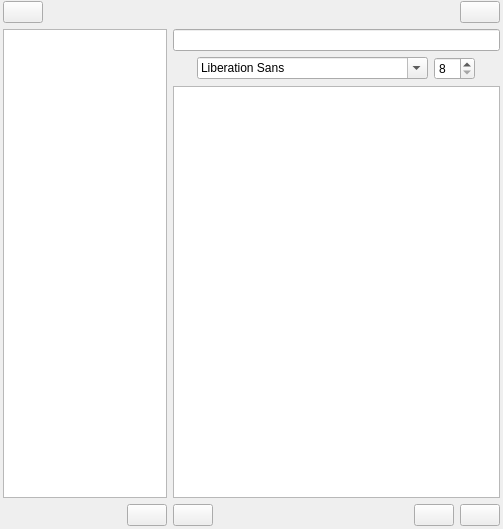
The window that VENotes/noteswindow.ui (MajesticRaven/VENotes) describes before a commit, drawn with Qt 5.
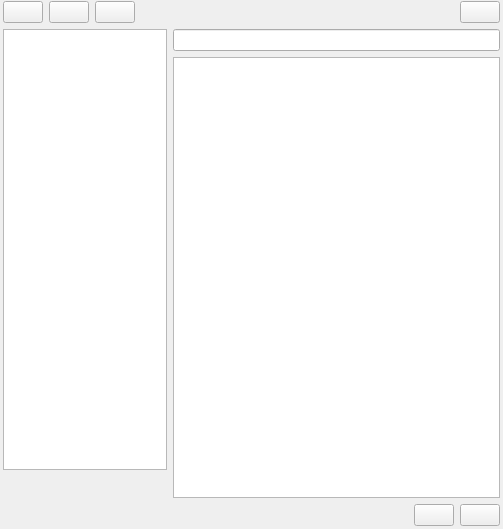
The same window after the commit. The open tabs and pages were chosen to show the change. Icons and pictures are not drawn.

The edit to the form file:
```diff
--- a/VENotes/noteswindow.ui
+++ b/VENotes/noteswindow.ui
@@ -932,47 +932,7 @@
               <widget class="QLineEdit" name="notesName"/>
              </item>
              <item>
-              <layout class="QHBoxLayout" name="horizontalLayout_8">
-               <item>
-                <spacer name="horizontalSpacer_43">
-                 <property name="orientation">
-                  <enum>Qt::Horizontal</enum>
-                 </property>
-                 <property name="sizeHint" stdset="0">
-                  <size>
-                   <width>40</width>
-                   <height>20</height>
-                  </size>
-                 </property>
-                </spacer>
-               </item>
-               <item>
-                <widget class="QFontComboBox" name="fontComboBox"/>
-               </item>
-               <item>
-                <widget class="QSpinBox" name="spinBox">
-                 <property name="minimum">
-                  <number>8</number>
-                 </property>
-                 <property name="maximum">
-                  <number>29</number>
-                 </property>
-                </widget>
-               </item>
-               <item>
-                <spacer name="horizontalSpacer_6">
-                 <property name="orientation">
-                  <enum>Qt::Horizontal</enum>
-                 </property>
-                 <property name="sizeHint" stdset="0">
-                  <size>
-                   <width>40</width>
-                   <height>20</height>
-                  </size>
-                 </property>
-                </spacer>
-               </item>
-              </layout>
+              <layout class="QHBoxLayout" name="horizontalLayout_8"/>
              </item>
              <item>
               <widget class="QTextBrowser" name="notesText">
@@ -985,25 +945,6 @@
            </item>
            <item>
             <layout class="QHBoxLayout" name="horizontalLayout_9">
-             <item>
-              <widget class="QPushButton" name="notificationButton">
-               <property name="toolTip">
-                <string>Нагадати про подію</string>
-               </property>
-               <property name="statusTip">
-                <string>Нагадати про подію</string>
-               </property>
-               <property name="whatsThis">
-                <string>Нагадати про подію</string>
-               </property>
-               <property name="text">
-                <string/>
-               </property>
-               <property name="shortcut">
-                <string>Ctrl+R</string>
-               </property>
-              </widget>
-             </item>
              <item>
               <spacer name="horizontalSpacer_7">
                <property name="orientation">
@@ -1017,25 +958,6 @@
                </property>
               </spacer>
              </item>
-             <item>
-              <widget class="QPushButton" name="deleteNoteButton">
-               <property name="toolTip">
-                <string>Видалити</string>
-               </property>
-               <property name="statusTip">
-                <string>Видалити</string>
-               </property>
-               <property name="whatsThis">
-                <string>Видалити</string>
-               </property>
-               <property name="text">
-                <string/>
-               </property>
-               <property name="shortcut">
-                <string>Ctrl+D</string>
-               </property>
-              </widget>
-             </item>
              <item>
               <widget class="QPushButton" name="saveNoteButton">
                <property name="toolTip">
@@ -1055,6 +977,25 @@
                </property>
               </widget>
              </item>
+             <item>
+              <widget class="QPushButton" name="notificationButton">
+               <property name="toolTip">
+                <string>Нагадати про подію</string>
+               </property>
+               <property name="statusTip">
+                <string>Нагадати про подію</string>
+               </property>
+               <property name="whatsThis">
+                <string>Нагадати про подію</string>
+               </property>
+               <property name="text">
+                <string/>
+               </property>
+               <property name="shortcut">
+                <string>Ctrl+R</string>
+               </property>
+              </widget>
+             </item>
             </layout>
            </item>
           </layout>
@@ -1063,6 +1004,44 @@
           <layout class="QVBoxLayout" name="verticalLayout_4">
            <item>
             <layout class="QHBoxLayout" name="horizontalLayout_12">
+             <item>
+              <widget class="QPushButton" name="newNoteButton">
+               <property name="toolTip">
+                <string>Створити нотатку</string>
+               </property>
+               <property name="statusTip">
+                <string>Створити нотатку</string>
+               </property>
+               <property name="whatsThis">
+                <string>Створити нотатку</string>
+               </property>
+               <property name="text">
+                <string/>
+               </property>
+               <property name="shortcut">
+                <string>Ctrl+N</string>
+               </property>
+              </widget>
+             </item>
+             <item>
+              <widget class="QPushButton" name="deleteNoteButton">
+               <property name="toolTip">
+                <string>Видалити</string>
+               </property>
+               <property name="statusTip">
+                <string>Видалити</string>
+               </property>
+               <property name="whatsThis">
+                <string>Видалити</string>
+               </property>
+               <property name="text">
+                <string/>
+               </property>
+               <property name="shortcut">
+                <string>Ctrl+D</string>
+               </property>
+              </widget>
+             </item>
              <item>
               <widget class="QPushButton" name="SearchButton">
                <property name="focusPolicy">
@@ -1125,15 +1104,12 @@
               </spacer>
              </item>
              <item>
-              <widget class="QPushButton" name="newNoteButton">
-               <property name="toolTip">
-                <string>Створити нотатку</string>
+              <widget class="QPushButton" name="pushButton">
+               <property name="focusPolicy">
+                <enum>Qt::NoFocus</enum>
                </property>
-               <property name="statusTip">
-                <string>Створити нотатку</string>
-               </property>
-               <property name="whatsThis">
-                <string>Створити нотатку</string>
+               <property name="styleSheet">
+                <string notr="true">background: none; border: none; height: 50px;</string>
                </property>
                <property name="text">
                 <string/>
```
Left out of the diff: 26 changed lines with no effect on the pictures.
